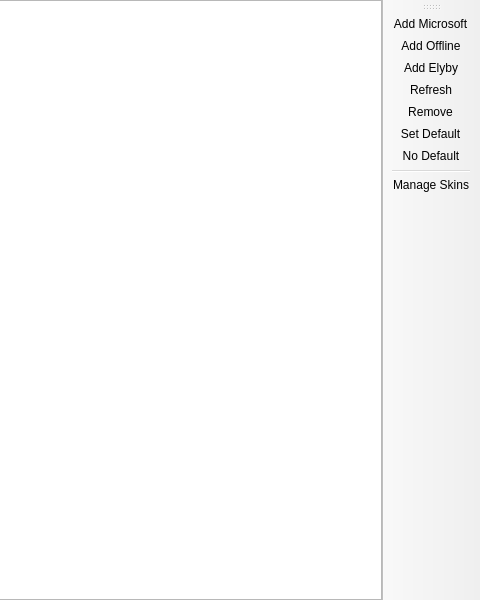
Old version of the form launcher/ui/pages/global/AccountListPage.ui in the repository FreesmTeam/FreesmLauncher; both pictures show x 320 to 800 and y 0 to 600 of the 800 by 600 pixel window.
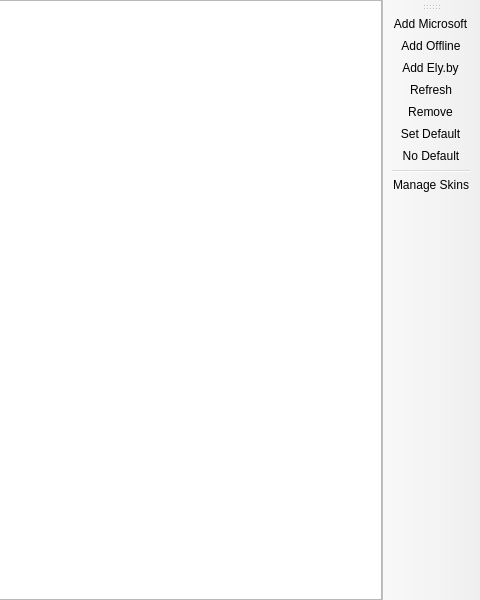
New version of the form. Custom widgets are drawn as their Qt base class.

Commit message: fix(ui): correct the misspelling of Ely.by

What changed in the file:
```diff
--- a/launcher/ui/pages/global/AccountListPage.ui
+++ b/launcher/ui/pages/global/AccountListPage.ui
@@ -108,7 +108,7 @@
   </action>
   <action name="actionAddElyby">
    <property name="text">
-    <string>Add Elyby</string>
+    <string>Add Ely.by</string>
    </property>
    <property name="toolTip">
     <string>Add Elyby</string>
```
Left out of the diff: 2 changed lines with no effect on the pictures. The commit also changes 3 other files.
